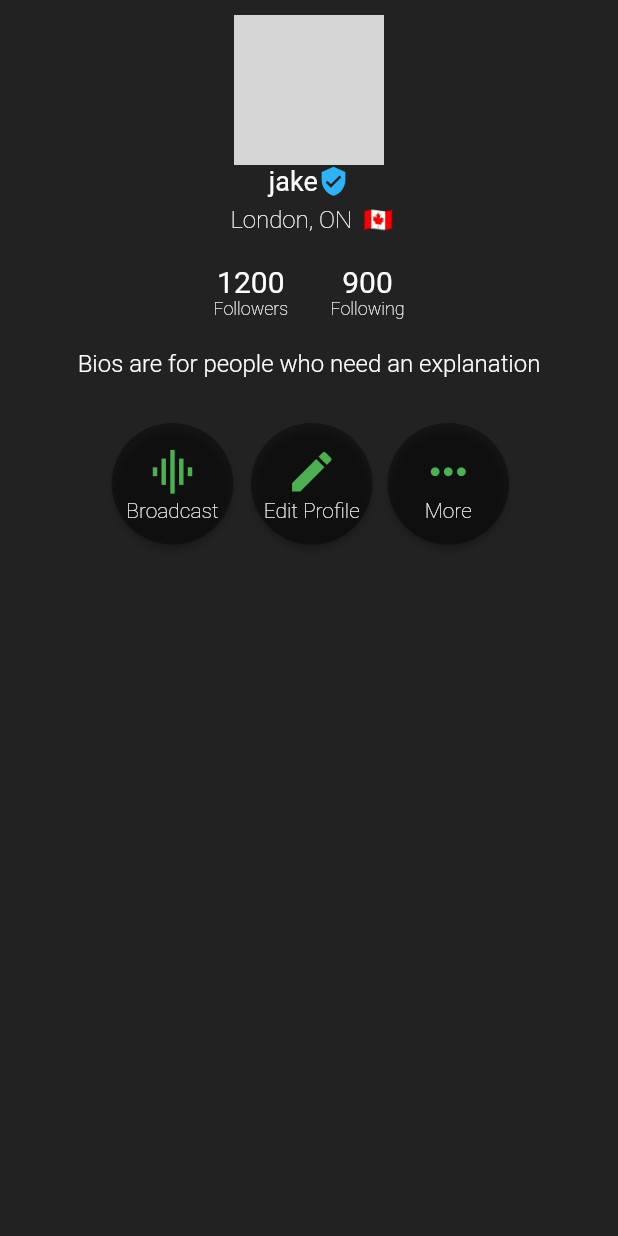
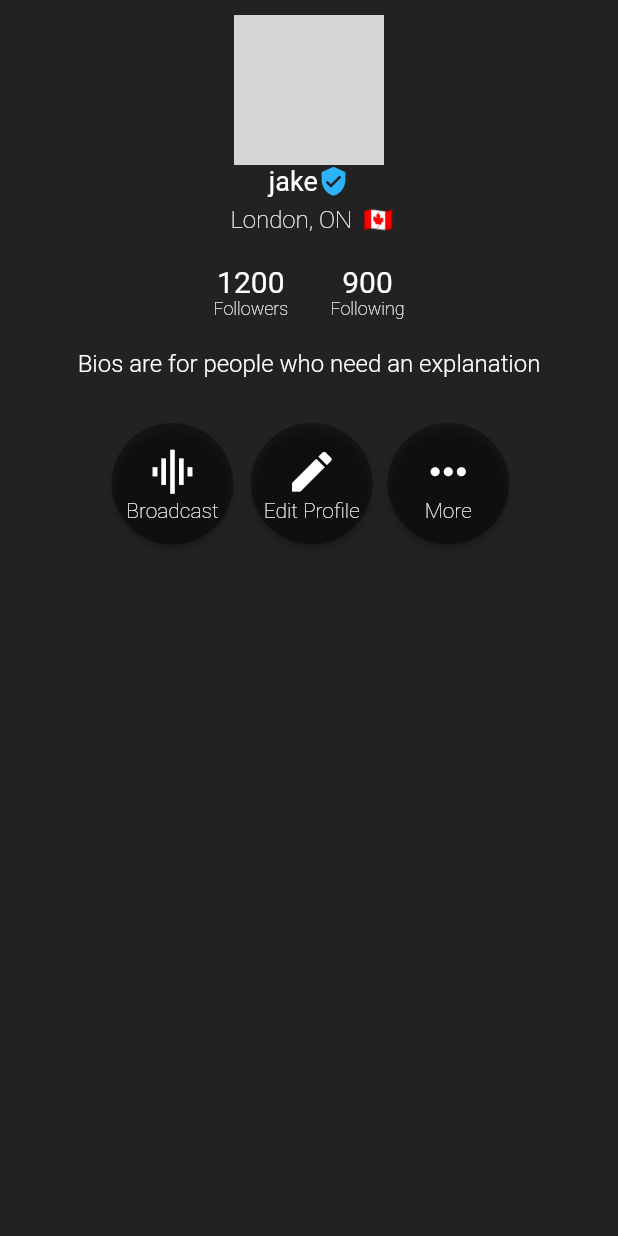
Before and after one commit to jakebildy/vibez, a Flutter app: the ProfileWidget screen opened directly, on a phone screen of 412 x 824 dp. Run offline on Flutter 3.47's test engine with Material 2 defaults, Android fonts, the light colour scheme and no system bars; our stand-ins replace badges, flutter_spinkit, video_player; network calls fail; grey boxes are pictures that could not be loaded.

Commit message:
:sparkles: share icon redesign, ui improvements

```diff
--- a/app/vibez/lib/activity.dart
+++ b/app/vibez/lib/activity.dart
@@ -31,9 +31,9 @@ class ActivityWidget extends StatelessWidget {
 
                         new Text(
                           " Activity",
-                          style: new TextStyle(fontSize: 20.0,
+                          style: new TextStyle(fontSize: 18.0,
                               color: Colors.white,
-                              fontWeight: FontWeight.w200,
+                              fontWeight: FontWeight.w300,
                               fontFamily: "Roboto"),
                         ),
 
--- a/app/vibez/lib/discover.dart
+++ b/app/vibez/lib/discover.dart
@@ -31,9 +31,9 @@ class DiscoverWidget extends StatelessWidget {
 
                       new Text(
                         " Broadcast",
-                        style: new TextStyle(fontSize: 20.0,
+                        style: new TextStyle(fontSize: 18.0,
                             color: Colors.white,
-                            fontWeight: FontWeight.w200,
+                            fontWeight: FontWeight.w300,
                             fontFamily: "Roboto"),
                       ),
 
--- a/app/vibez/lib/main.dart
+++ b/app/vibez/lib/main.dart
@@ -87,7 +87,7 @@ class _MyHomePageState extends State<MyHomePage> {
             new BottomNavigationBarItem(
               icon: InkWell(
                 child: Icon(
-                  Vibez.vibe_button,
+                  Vibez.share_icon,
                   // color: green,
                   size: 40.0,
                 ),
--- a/app/vibez/lib/profile.dart
+++ b/app/vibez/lib/profile.dart
@@ -183,7 +183,7 @@ class ProfileWidget extends StatelessWidget {
 
                             new Icon(
                               Icons.graphic_eq,
-                              color: Colors.green,
+                              color: Colors.white,
                               size: 35.0,
                             ),
 
@@ -210,7 +210,7 @@ class ProfileWidget extends StatelessWidget {
 
                             new Icon(
                               Icons.edit,
-                              color: Colors.green,
+                              color: Colors.white,
                               size: 35.0,
                             ),
 
@@ -238,7 +238,7 @@ class ProfileWidget extends StatelessWidget {
 
                new Icon(
                         Icons.more_horiz,
-                        color: Colors.green,
+                        color: Colors.white,
                         size: 35.0,
                       ),
 
--- a/app/vibez/lib/share.dart
+++ b/app/vibez/lib/share.dart
@@ -27,15 +27,15 @@ class ShareWidget extends StatelessWidget {
                       ),
 
                       new Icon(
-                          Vibez.vibe_button,
+                          Vibez.share_icon,
                           color: Colors.white,
                           size: 21.0),
 
                       new Text(
                         " Share",
-                        style: new TextStyle(fontSize: 20.0,
+                        style: new TextStyle(fontSize: 18.0,
                             color: Colors.white,
-                            fontWeight: FontWeight.w200,
+                            fontWeight: FontWeight.w300,
                             fontFamily: "Roboto"),
                       ),
 
--- a/app/vibez/lib/vibez_icons.dart
+++ b/app/vibez/lib/vibez_icons.dart
@@ -29,4 +29,5 @@ class Vibez {
   static const IconData trippy_icon = const IconData(0xe806, fontFamily: _kFontFam);
   static const IconData house_icon = const IconData(0xe807, fontFamily: _kFontFam);
   static const IconData house_icon_outline = const IconData(0xe808, fontFamily: _kFontFam);
+  static const IconData share_icon = const IconData(0xe809, fontFamily: _kFontFam);
 }
```
Also changed, not shown: app/vibez/fonts/Vibez.ttf.
